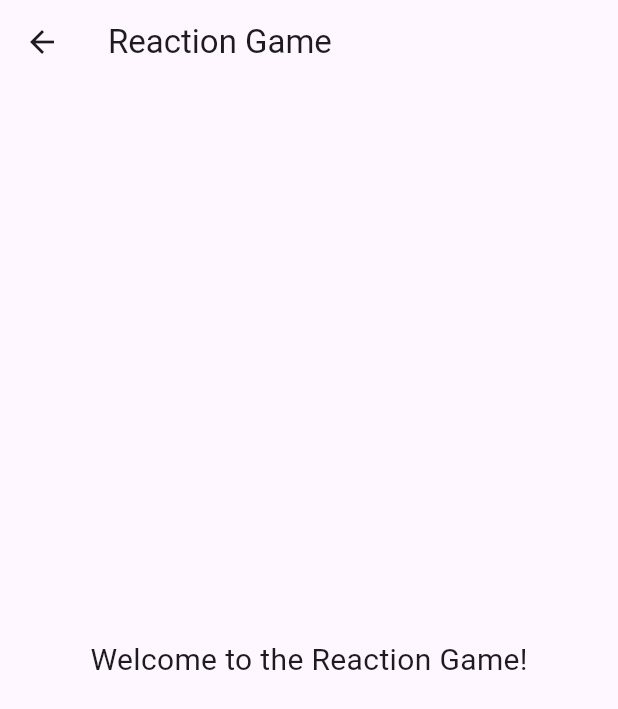
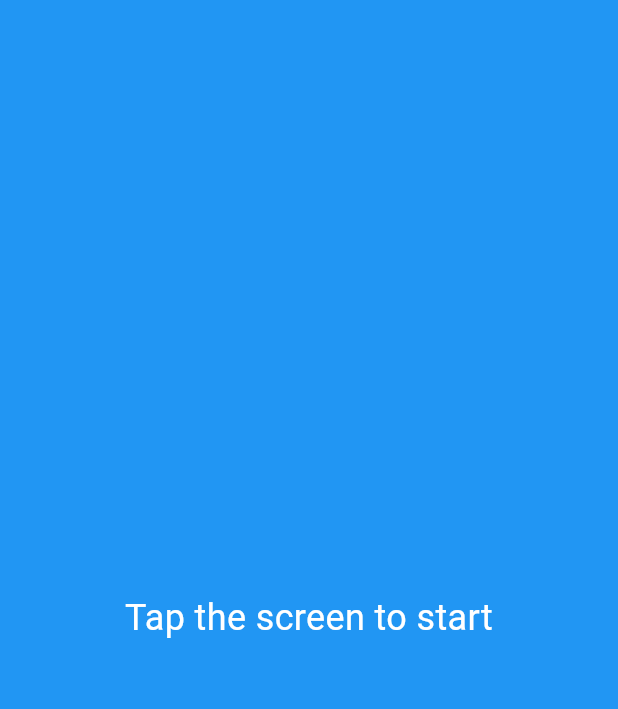
Before and after one commit to IdyllicDawn/GameOn-Mobile, a Flutter app: the ReactionGame screen opened directly, on a phone screen of 412 x 824 dp. Shown: the top 709 px of the screen. Run offline on Flutter 3.47's test engine with Material 3 defaults, Android fonts, the phone set to English and light mode, and no system bars; our stand-ins replace carousel_slider; missing offline and left inert: giffy_dialog.

Commit message:
Created Reaction game

```diff
--- a/lib/reaction_game.dart
+++ b/lib/reaction_game.dart
@@ -1,25 +1,87 @@
 import 'package:flutter/material.dart';
+import 'dart:async';
+import 'dart:math';
 
 class ReactionGame extends StatefulWidget {
-  const ReactionGame({super.key});
+  const ReactionGame({Key? key}) : super(key: key);
 
   @override
   ReactionGameState createState() => ReactionGameState();
 }
 
 class ReactionGameState extends State<ReactionGame> {
+  Color _currentColor = Colors.blue;
+  DateTime? _startTime;
+  DateTime? _endTime;
+  final Random _random = Random();
+  int _attempts = 0;
+  int _totalReactionTime = 0;
+  bool _isActive = false;
+  String _displayText = 'Tap the screen to start';
+
   @override
   Widget build(BuildContext context) {
     return Scaffold(
-      appBar: AppBar(
-        title: const Text('Reaction Game'),
-      ),
-      body: const Center(
-        child: Text(
-          'Welcome to the Reaction Game!',
-          style: TextStyle(fontSize: 20.0),
+      backgroundColor: _currentColor,
+      body: InkWell(
+        onTap: () {
+          if (!_isActive && _currentColor == Colors.blue) {
+            _startTimer();
+          } else if (_currentColor == Colors.green){
+            _endTime = DateTime.now();
+            int reactionTime = _endTime!.difference(_startTime!).inMilliseconds;
+            setState(() {
+              _currentColor = Colors.blue;
+              _isActive = false;
+              _totalReactionTime += reactionTime;
+              _attempts++;
+              if (_attempts == 5) {
+                _displayText = 'Finished\nYour reaction time: $reactionTime ms\n\nAverage reaction time: ${_totalReactionTime ~/ 5} ms\nClick to play again';
+                _attempts = 0;
+                _totalReactionTime = 0;
+              } else {
+                _displayText = 'Attempt ${_attempts}/5:\nYour reaction time: $reactionTime ms\nTap the screen to continue';
+              }
+            });
+          } else {
+            setState(() {
+              _isActive = false;
+              _currentColor = Colors.blue;
+              _displayText = 'Too soon!\n Wait for the screen to turn green.\nClick to continue.';
+            });
+          }
+        },
+        child: Center(
+          child: Text(
+            _displayText,
+            textAlign: TextAlign.center,
+            style: const TextStyle(fontSize: 24.0, color: Colors.white),
+          ),
         ),
       ),
     );
   }
+
+  @override
+  void initState() {
+    super.initState();
+  }
+
+  void _startTimer() {
+    setState(() {
+      _displayText = 'Wait for the green screen to appear...';
+      _currentColor = Colors.red;
+      _isActive = true;
+    });
+    Future.delayed(Duration(milliseconds: _random.nextInt(5000) + 1000), () {
+      if (mounted && _isActive) {
+        setState(() {
+          _currentColor = Colors.green;
+          _displayText = 'Tap!';
+          _isActive = true;
+          _startTime = DateTime.now();
+        });
+      }
+    });
+  }
 }
```
